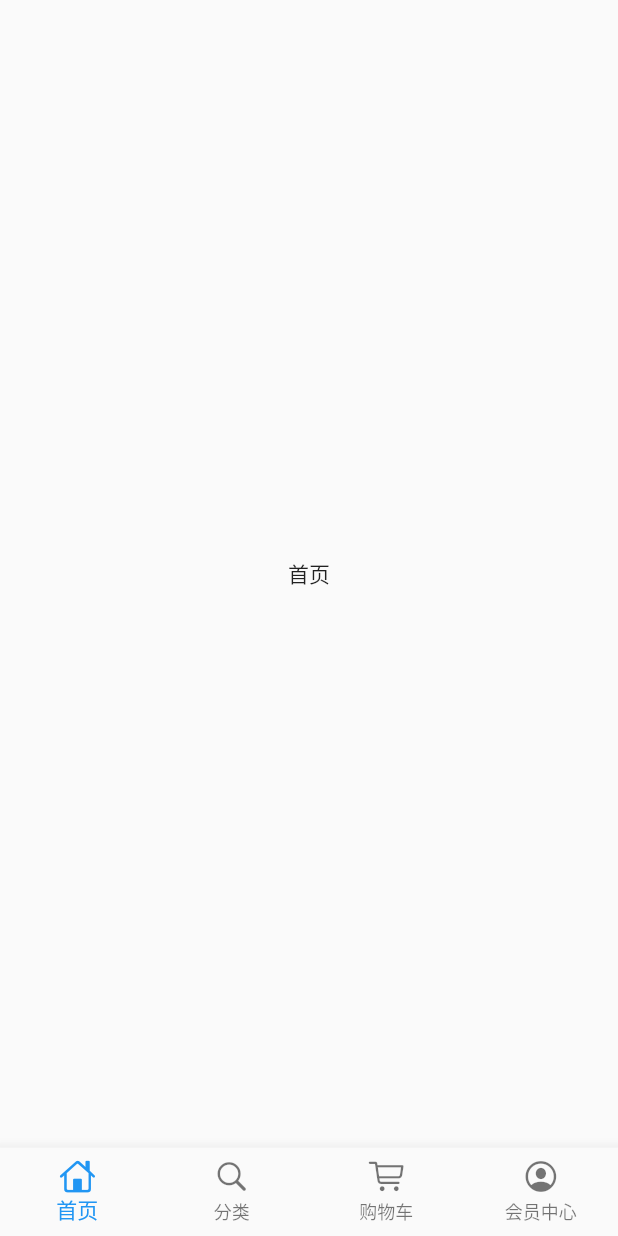
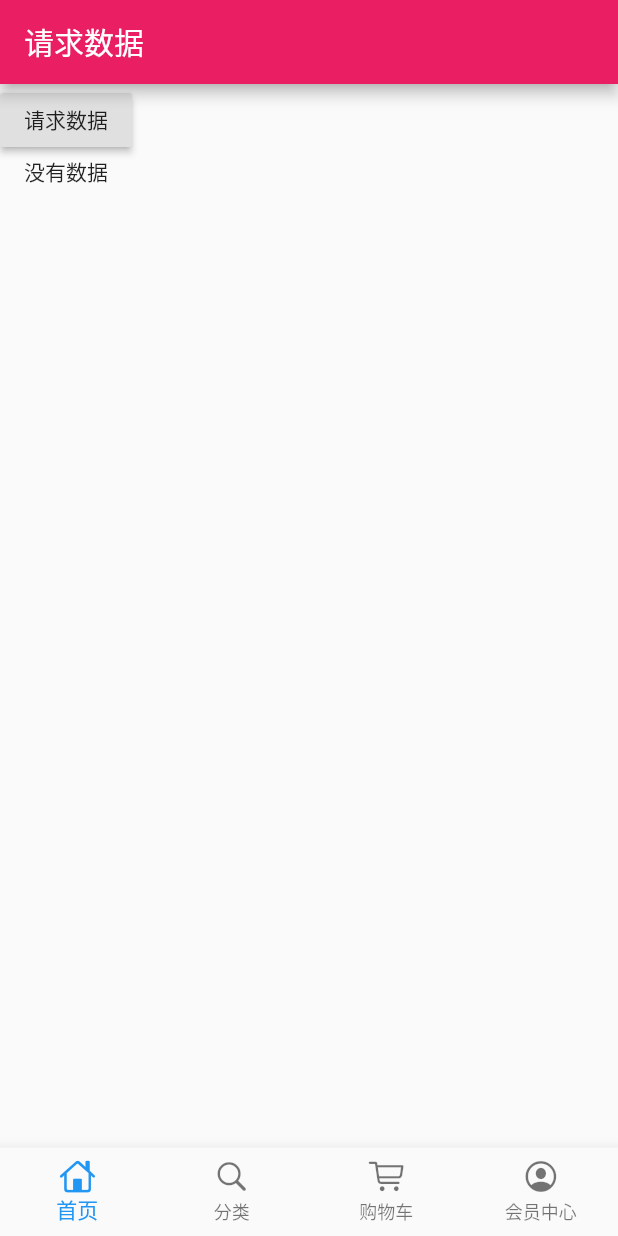
Before and after one commit to LiuJinYang9527/flutter_test, a Flutter app: the screen it shows after launch, on a phone screen of 412 x 824 dp. Run offline on Flutter 3.47's test engine with Material 2 defaults, Android fonts, the phone set to English and light mode, and no system bars; our stand-ins replace dio.

Commit message:
dio提交

```diff
--- /dev/null
+++ b/lib/config/httpHeaders.dart
@@ -0,0 +1,14 @@
+const httpHeaders = {
+  "Accept": "application/json, text/plain, */*",
+  "Accept-Encoding": "gzip, deflate, br",
+  "Accept-Language": "zh-CN,zh;q=0.9",
+  "Cache-Control": "no-cache",
+  "Connection": "keep-alive",
+  "Content-Type": "application/json",
+  "Cookie":"Hm_lvt_022f847c4e3acd44d4a2481d9187f1e6=1550912055; _ga=GA1.2.599208789.1550912055; _gid=GA1.2.1449256427.1550912055; _gat=1; SERVERID=3431a294a18c59fc8f5805662e2bd51e|1550912602|1550912052; Hm_lpvt_022f847c4e3acd44d4a2481d9187f1e6=1550912605",
+  "Host": "time.geekbang.org",
+  "Origin": "https://time.geekbang.org",
+  "Pragma": "no-cache",
+  "Referer": "https://time.geekbang.org/",
+  "User-Agent":"Mozilla/5.0 (Windows NT 10.0; WOW64) AppleWebKit/537.36 (KHTML, like Gecko) Chrome/71.0.3578.98 Safari/537.36"
+};
--- a/lib/pages/home_page.dart
+++ b/lib/pages/home_page.dart
@@ -1,12 +1,56 @@
 import 'package:flutter/material.dart';
+import "package:dio/dio.dart";
+import "package:flutter_shop/config/httpHeaders.dart";
 
-class HomePage extends StatelessWidget {
+class HomePage extends StatefulWidget {
+  _HomePageState createState() => _HomePageState();
+}
+
+class _HomePageState extends State<HomePage> {
+  String showText = '没有数据';
+
   @override
   Widget build(BuildContext context) {
-    return Scaffold(
-      body:Center(
-        child:Text('首页')
-      )
-    );
+    return Container(
+        child: Scaffold(
+      appBar: AppBar(title: Text("请求数据")),
+      body: SingleChildScrollView(
+        child: Column(
+          children: <Widget>[
+            RaisedButton(
+                onPressed: () {
+                  _jike();
+                },
+                child: Text('请求数据')),
+            Text('$showText')
+          ],
+        ),
+      ),
+    ));
+  }
+
+  void _jike() {
+    print('开始向极客时间请求数据');
+
+    getHttp().then((val) {
+      setState(() {
+        showText = val['data'].toString();
+      });
+    });
+  }
+
+  Future getHttp() async {
+    try {
+      Response response;
+      Dio dio = new Dio();
+      dio.options.headers = httpHeaders;
+      print(httpHeaders);
+      response =
+          await dio.get("https://time.geekbang.org/serv/v1/column/newAll");
+      print(response);
+      return response.data;
+    } catch (e) {
+      return print(e);
+    }
   }
 }
--- a/pubspec.yaml
+++ b/pubspec.yaml
@@ -23,6 +23,7 @@ dependencies:
   # The following adds the Cupertino Icons font to your application.
   # Use with the CupertinoIcons class for iOS style icons.
   cupertino_icons: ^0.1.2
+  dio: ^2.0.9
 
 dev_dependencies:
   flutter_test:
```
Also changed, not shown: pubspec.lock.
